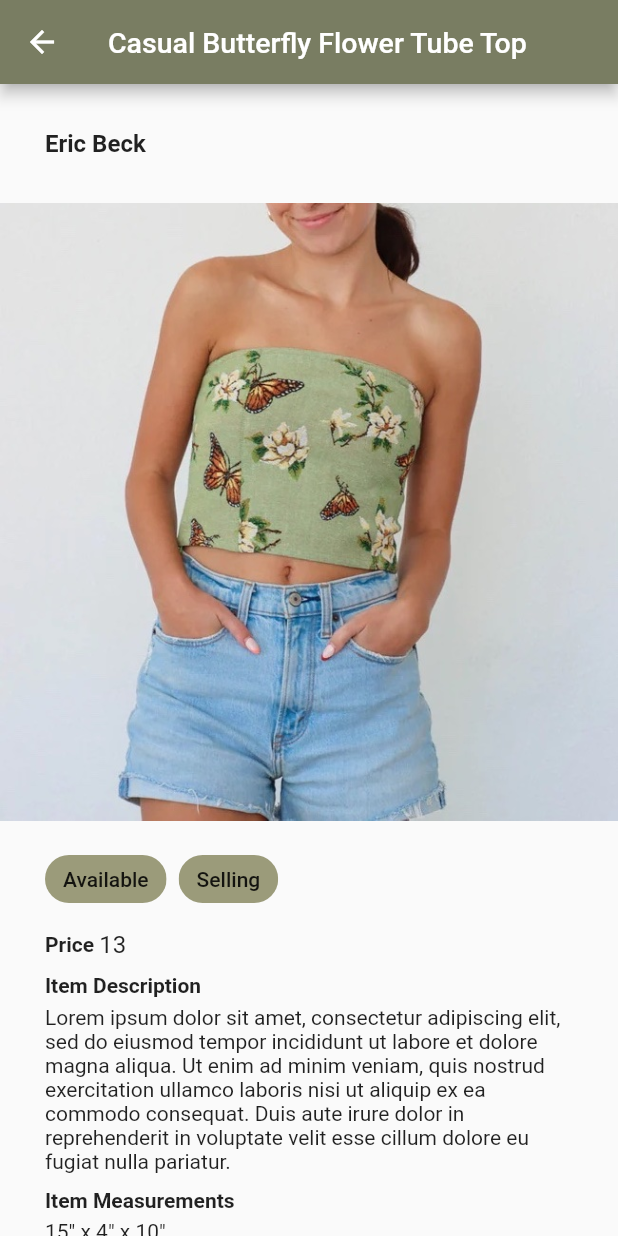
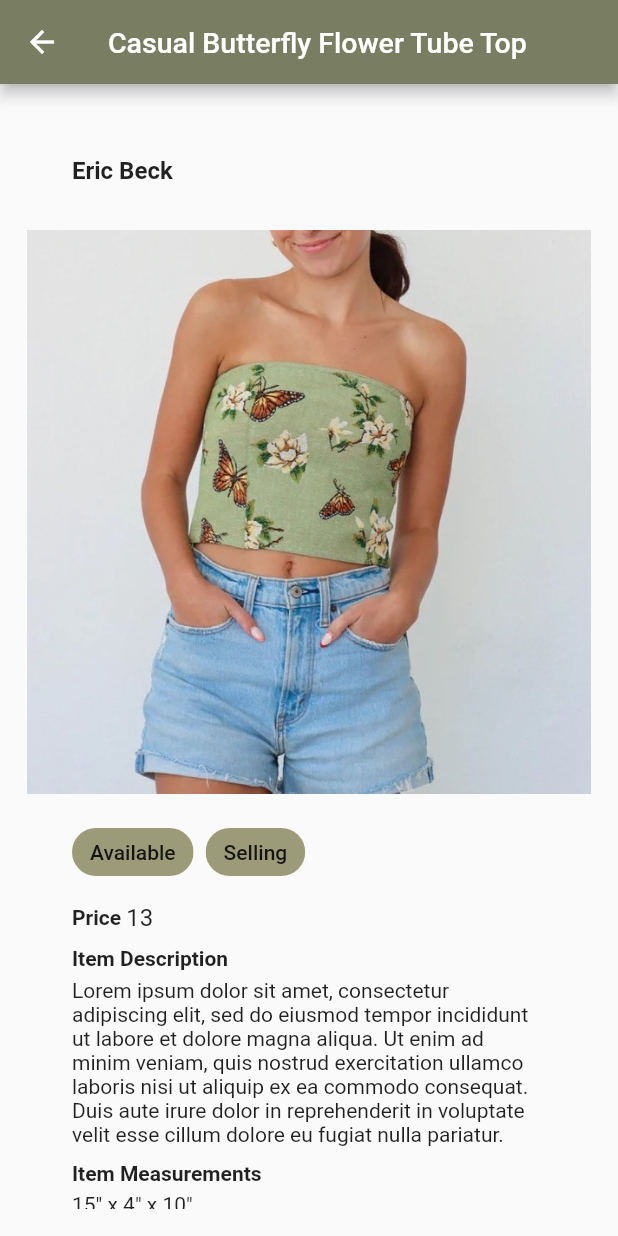
Before and after one commit to rndvouz/rndvouz_mobile_app, a Flutter app: the HomeBrowseItemPreview screen opened directly with sample values from the repository, on a phone screen of 412 x 824 dp. Run offline on Flutter 3.47's test engine with Material 2 defaults, Android fonts, the phone set to English and light mode, and no system bars; our stand-ins replace expandable_text, flutter_card_swiper, flutter_riverpod, image_cropper, image_picker, numberpicker; missing offline and left inert: material_theme_builder.

Commit message:
added padding to the body

```diff
--- a/lib/features/home/home_browse_item_preview.dart
+++ b/lib/features/home/home_browse_item_preview.dart
@@ -31,7 +31,9 @@ class HomeBrowseItemPreview extends StatelessWidget {
           },
         ),
       ),
-      body: SingleChildScrollView(
+      body: Padding(
+        padding: const EdgeInsets.all(18.0),
+        child: SingleChildScrollView(
           child: Column(
             crossAxisAlignment: CrossAxisAlignment.start,
             children: [
@@ -45,8 +47,8 @@ class HomeBrowseItemPreview extends StatelessWidget {
               ),
               Image.asset(
                 "${merchandise.assetImages}.jpg",
-              fit:
-                  BoxFit.cover, // Use BoxFit.cover to maintain the aspect ratio
+                fit: BoxFit
+                    .cover, // Use BoxFit.cover to maintain the aspect ratio
               ),
               SizedBox(height: 15.0),
               SizedBox(
@@ -157,8 +159,8 @@ class HomeBrowseItemPreview extends StatelessWidget {
                               // Handle button click
                             },
                             style: ElevatedButton.styleFrom(
-                            fixedSize: Size(
-                                30.0, 30.0), // Set the fixed size of the button
+                              fixedSize: Size(30.0,
+                                  30.0), // Set the fixed size of the button
                             ),
                             child: Icon(Icons.send),
                           ),
@@ -169,6 +171,7 @@ class HomeBrowseItemPreview extends StatelessWidget {
                 ),
               ),
             ],
+          ),
         ),
       ),
     );
```
Lines whose indentation alone changed are shown as unchanged.
